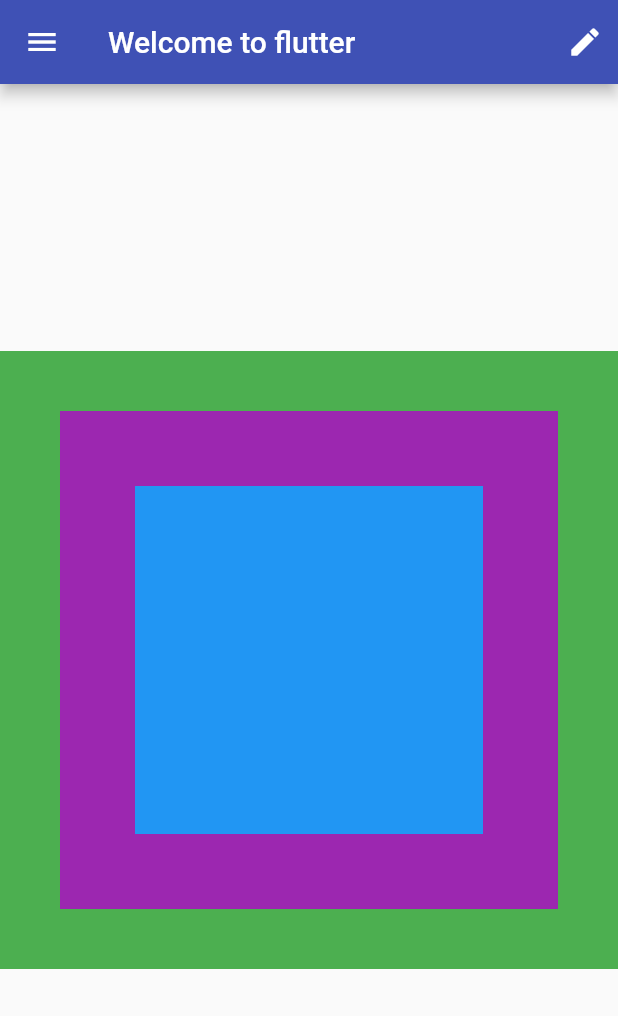
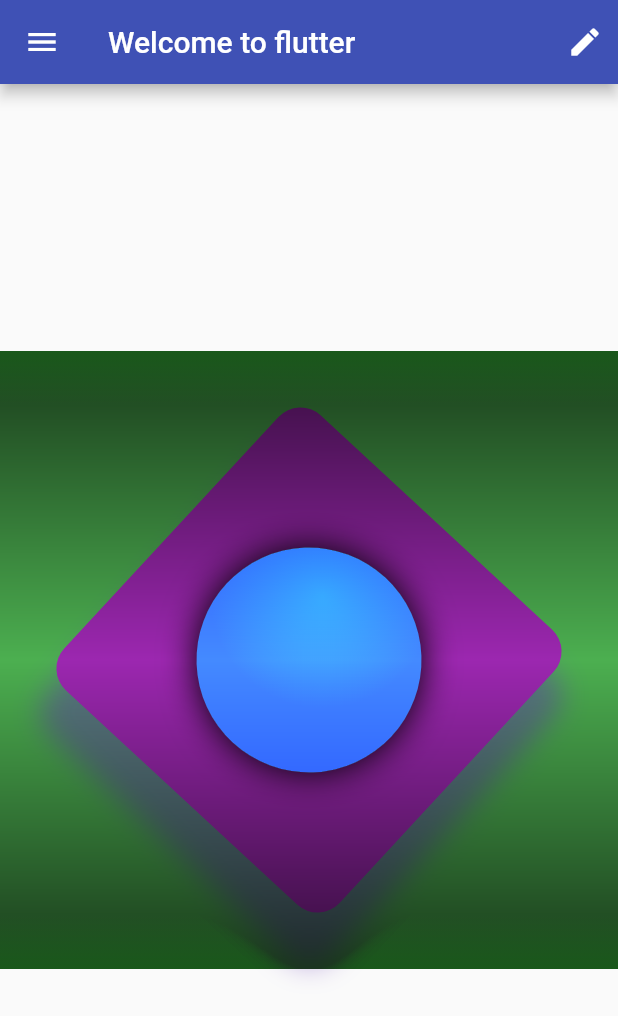
Before and after one commit to thanhtruong-agilityio/kiet-pham-flutter-training, a Flutter app: the screen it shows after launch, on a phone screen of 412 x 824 dp. Shown: the top 1016 px of the screen. Run offline on Flutter 3.47's test engine with Material 2 defaults, Android fonts, the phone set to English and light mode, and no system bars.

Commit message:
Using the Container widget

```diff
--- a/flutter_traning/chapter_03/lib/immutable_widget.dart
+++ b/flutter_traning/chapter_03/lib/immutable_widget.dart
@@ -1,5 +1,6 @@
 import 'package:flutter/src/widgets/container.dart';
 import 'package:flutter/src/widgets/framework.dart';
+import 'dart:math' as Math;
 
 import 'package:flutter/material.dart';
 
@@ -9,19 +10,64 @@
   @override
   Widget build(BuildContext context) {
     return Container(
-      color: Colors.green,
-      child: Padding(
-        padding: EdgeInsets.all(40),
-        child: Container(
-          color: Colors.purple,
-          child: Padding(
-            padding: const EdgeInsets.all(50.0),
-            child: Container(
-              color: Colors.blue,
+      decoration: BoxDecoration(color: Colors.green),
+      foregroundDecoration: BoxDecoration(
+          backgroundBlendMode: BlendMode.colorBurn,
+          gradient: LinearGradient(
+            begin: Alignment.topCenter,
+            end: Alignment.bottomCenter,
+            colors: [
+              Color(0xAA0d6123),
+              Color(0x00000000),
+              Color(0xAA0d6123),
+            ],
+          )),
+      // color: Colors.green,
+      child: Center(
+        child: Transform.rotate(
+          angle: 180 / Math.pi, // Rotations are supplied in radians
+          child: Container(
+            width: 250,
+            height: 250,
+            decoration: BoxDecoration(
+              color: Colors.purple,
+              boxShadow: [
+                BoxShadow(
+                  color: Colors.deepPurple.withAlpha(120),
+                  spreadRadius: 4,
+                  blurRadius: 15,
+                  offset: Offset.fromDirection(1.0, 30),
+                ),
+              ],
+              borderRadius: BorderRadius.all(
+                Radius.circular(20),
+              ),
+            ),
+            child: Padding(
+              padding: const EdgeInsets.all(50.0),
+              child: _buildShinyCircle(),
             ),
           ),
         ),
       ),
     );
   }
+
+  Widget _buildShinyCircle() {
+    return Container(
+      decoration: BoxDecoration(
+        shape: BoxShape.circle,
+        gradient: RadialGradient(
+          colors: [
+            Colors.lightBlueAccent,
+            Colors.blueAccent,
+          ],
+          center: Alignment(-0.3, -0.5),
+        ),
+        boxShadow: [
+          BoxShadow(blurRadius: 20),
+        ],
+      ),
+    );
+  }
 }
```
